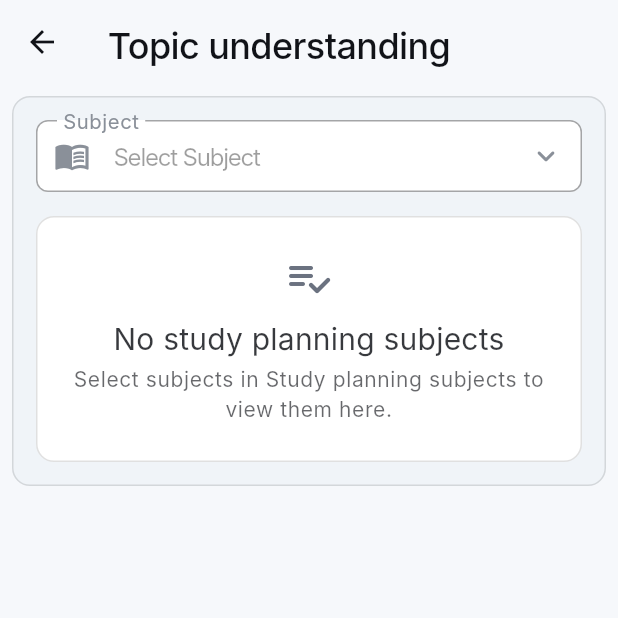
After one commit to adminmyedudigital/me-mobile, a Flutter app: the TopicUnderstandingScreen screen opened by its route, on a phone screen of 412 x 824 dp, the top half of it. The commit adds this screen. Run offline on Flutter 3.47's test engine with Material 3 defaults, Android fonts, the phone set to English and light mode, and no system bars; our stand-ins replace get, shared_preferences; accounts and stored records are empty; Roboto replaces fonts that are missing (ABC Favorit, Inter).

Commit message:
Create new UI screen for subject topics understanding

```diff
--- a/lib/controllers/app_binding.dart
+++ b/lib/controllers/app_binding.dart
@@ -18,5 +18,6 @@ class AppBinding extends Bindings {
     Get.lazyPut(FeatureAccessController.new, fenix: true);
     Get.lazyPut(AcademicSetupController.new, fenix: true);
     Get.lazyPut(ScheduleTimetableController.new, fenix: true);
+    Get.lazyPut(TopicUnderstandingController.new, fenix: true);
   }
 }
--- a/lib/controllers/controllers.dart
+++ b/lib/controllers/controllers.dart
@@ -4,6 +4,7 @@ export 'package:me_mobile/controllers/quiz_controller.dart';
 export 'package:me_mobile/controllers/auth_controller.dart';
 export 'package:me_mobile/controllers/home_controller.dart';
 export 'package:me_mobile/controllers/study_controller.dart';
+export 'package:me_mobile/controllers/schedule/schedule.dart';
 export 'package:me_mobile/controllers/api_controller_mixin.dart';
 export 'package:me_mobile/controllers/analytics_controller.dart';
 export 'package:me_mobile/controllers/dashboard_controller.dart';
@@ -11,4 +12,4 @@ export 'package:me_mobile/controllers/exam/exams_controller.dart';
 export 'package:me_mobile/controllers/flash_card_controller.dart';
 export 'package:me_mobile/controllers/feature_access_controller.dart';
 export 'package:me_mobile/controllers/academic_setup_controller.dart';
-export 'package:me_mobile/controllers/schedule/schedule.dart';
+export 'package:me_mobile/controllers/topic_understanding_controller.dart';
--- /dev/null
+++ b/lib/controllers/topic_understanding_controller.dart
@@ -0,0 +1,64 @@
+import 'package:get/get.dart';
+
+import 'package:me_mobile/models/models.dart';
+import 'package:me_mobile/controllers/study_controller.dart';
+
+class TopicUnderstandingController extends GetxController {
+  String? selectedSubjectId;
+  String? selectedTopicKey;
+  String? selectedSubTopicId;
+  String? expandedTopicKey;
+
+  StudyController get _studyController => Get.find<StudyController>();
+
+  String? get errorMessage => _studyController.errorMessage;
+
+  List<StudySubjectTopicsModel> get planningSubjects {
+    final planningSubjectIds = _studyController.selectedPlanningSubjectIds
+        .toSet();
+    return _studyController.subjects
+        .where((subject) => planningSubjectIds.contains(subject.id))
+        .toList(growable: false);
+  }
+
+  StudySubjectTopicsModel? get selectedSubject {
+    for (final subject in planningSubjects) {
+      if (subject.id == selectedSubjectId) return subject;
+    }
+    return null;
+  }
+
+  void prepare() {
+    selectedSubjectId = null;
+    selectedTopicKey = null;
+    selectedSubTopicId = null;
+    expandedTopicKey = null;
+    update();
+  }
+
+  void selectSubject(String? subjectId) {
+    selectedSubjectId =
+        planningSubjects.any((subject) => subject.id == subjectId)
+        ? subjectId
+        : null;
+    selectedTopicKey = null;
+    selectedSubTopicId = null;
+    expandedTopicKey = null;
+    update();
+  }
+
+  void setTopicExpanded(StudyTopicModel topic, bool isExpanded) {
+    expandedTopicKey = isExpanded ? topic.selectionKey : null;
+    update();
+  }
+
+  bool isTopicExpanded(StudyTopicModel topic) {
+    return expandedTopicKey == topic.selectionKey;
+  }
+
+  void selectSubTopic(StudyTopicModel topic, StudySubTopicModel subTopic) {
+    selectedTopicKey = topic.selectionKey;
+    selectedSubTopicId = subTopic.id;
+    update();
+  }
+}
--- a/lib/routes/app_routes.dart
+++ b/lib/routes/app_routes.dart
@@ -7,32 +7,34 @@ final class AppRoutes {
   static const String quiz = '/quiz';
   static const String home = '/home';
   static const String study = '/study';
-  static const String academicSetup = '/academic-setup';
-  static const String profile = '/profile';
-  static const String changeUsername = '/change-username';
-  static const String changePassword = '/change-password';
   static const String signIn = '/signin';
   static const String signUp = '/signup';
+  static const String profile = '/profile';
   static const String flashCard = '/flash-card';
   static const String examResult = '/exam-result';
   static const String dayTimetable = '/day-timetable';
+  static const String academicSetup = '/academic-setup';
+  static const String changeUsername = '/change-username';
+  static const String changePassword = '/change-password';
   static const String scheduleTimetable = '/schedule-timetable';
+  static const String topicUnderstanding = '/topic-understanding';
 
   static Map<String, WidgetBuilder> get routes {
     return {
+      study: (_) => const StudyScreen(),
       quiz: (_) => const QuizContainer(),
+      profile: (_) => const ProfileScreen(),
       home: (_) => const HomeScreenContainer(),
-      study: (_) => const StudyScreen(),
+      dayTimetable: (_) => const DayTimetable(),
+      examResult: (_) => const ExamResultScreen(),
+      signUp: (_) => const SignUpScreenContainer(),
+      signIn: (_) => const SignInScreenContainer(),
+      flashCard: (_) => const FlashCardContainer(),
       academicSetup: (_) => const AcademicSetupScreen(),
-      profile: (_) => const ProfileScreen(),
       changeUsername: (_) => const ChangeUsernameScreen(),
       changePassword: (_) => const ChangePasswordScreen(),
-      dayTimetable: (_) => const DayTimetable(),
-      examResult: (_) => const ExamResultScreen(),
-      flashCard: (_) => const FlashCardContainer(),
-      signUp: (_) => const SignUpScreenContainer(),
-      signIn: (_) => const SignInScreenContainer(),
       scheduleTimetable: (_) => const ScheduleTimetable(),
+      topicUnderstanding: (_) => const TopicUnderstandingScreen(),
     };
   }
 }
--- a/lib/screens/study/study.dart
+++ b/lib/screens/study/study.dart
@@ -4,3 +4,4 @@ export 'package:me_mobile/screens/study/study_screen_content.dart';
 export 'package:me_mobile/screens/study/study_practice_dialog.dart';
 export 'package:me_mobile/screens/study/academic_setup/academic_setup.dart';
 export 'package:me_mobile/screens/study/study_planning_subject/study_planning_subject.dart';
+export 'package:me_mobile/screens/study/topic_understanding/topic_understanding_screen.dart';
--- /dev/null
+++ b/lib/screens/study/topic_understanding/topic_empty_state.dart
@@ -0,0 +1,48 @@
+import 'package:flutter/material.dart';
+
+import 'package:me_mobile/theme/theme.dart';
+
+class TopicEmptyState extends StatelessWidget {
+  const TopicEmptyState({
+    required this.colors,
+    required this.icon,
+    required this.title,
+    required this.message,
+    super.key,
+  });
+
+  final AppColors colors;
+  final IconData icon;
+  final String title;
+  final String message;
+
+  @override
+  Widget build(BuildContext context) {
+    return Container(
+      width: double.infinity,
+      padding: const EdgeInsets.all(AppSpacing.xl),
+      decoration: BoxDecoration(
+        color: colors.surfaceCard,
+        borderRadius: AppRadius.card,
+        border: Border.all(color: colors.hairlineStrong),
+      ),
+      child: Column(
+        children: [
+          Icon(icon, color: colors.mute, size: 32),
+          const SizedBox(height: AppSpacing.md),
+          Text(
+            title,
+            style: Theme.of(context).textTheme.titleMedium,
+            textAlign: TextAlign.center,
+          ),
+          const SizedBox(height: AppSpacing.xs),
+          Text(
+            message,
+            style: Theme.of(context).textTheme.bodySmall,
+            textAlign: TextAlign.center,
+          ),
+        ],
+      ),
+    );
+  }
+}
--- /dev/null
+++ b/lib/screens/study/topic_understanding/topic_planning_subjects_empty_state.dart
@@ -0,0 +1,20 @@
+import 'package:flutter/material.dart';
+
+import 'package:me_mobile/theme/theme.dart';
+import 'package:me_mobile/screens/study/topic_understanding/topic_empty_state.dart';
+
+class TopicPlanningSubjectsEmptyState extends StatelessWidget {
+  const TopicPlanningSubjectsEmptyState({required this.colors, super.key});
+
+  final AppColors colors;
+
+  @override
+  Widget build(BuildContext context) {
+    return TopicEmptyState(
+      colors: colors,
+      icon: Icons.playlist_add_check_rounded,
+      title: 'No study planning subjects',
+      message: 'Select subjects in Study planning subjects to view them here.',
+    );
+  }
+}
--- /dev/null
+++ b/lib/screens/study/topic_understanding/topic_understanding_content.dart
@@ -0,0 +1,82 @@
+import 'package:flutter/material.dart';
+
+import 'package:me_mobile/theme/theme.dart';
+import 'package:me_mobile/widgets/widgets.dart';
+import 'package:me_mobile/controllers/topic_understanding_controller.dart';
+import 'package:me_mobile/screens/study/topic_understanding/topic_panel_list.dart';
+import 'package:me_mobile/screens/study/topic_understanding/topic_list_empty_state.dart';
+import 'package:me_mobile/screens/study/topic_understanding/topic_subject_empty_state.dart';
+import 'package:me_mobile/screens/study/topic_understanding/topic_planning_subjects_empty_state.dart';
+
+class TopicUnderstandingContent extends StatelessWidget {
+  const TopicUnderstandingContent({required this.controller, super.key});
+
+  final TopicUnderstandingController controller;
+
+  @override
+  Widget build(BuildContext context) {
+    final colors = context.colors;
+    final selectedSubject = controller.selectedSubject;
+    final planningSubjects = controller.planningSubjects;
+    final subjectOptions = planningSubjects
+        .map(
+          (subject) =>
+              MEDropdownOption(value: subject.id, label: subject.subjectLabel),
+        )
+        .toList(growable: false);
+
+    return ListView(
+      padding: const EdgeInsets.fromLTRB(
+        AppSpacing.sm,
+        AppSpacing.sm,
+        AppSpacing.sm,
+        AppSpacing.band,
+      ),
+      children: [
+        Card(
+          color: colors.surfaceElevated,
+          child: Padding(
+            padding: const EdgeInsets.all(AppSpacing.lg),
+            child: Column(
+              crossAxisAlignment: CrossAxisAlignment.start,
+              children: [
+                if (controller.errorMessage case final message?) ...[
+                  Text(
+                    message,
+                    style: Theme.of(
+                      context,
+                    ).textTheme.bodySmall?.copyWith(color: colors.accentRed),
+                  ),
+                  const SizedBox(height: AppSpacing.md),
+                ],
+                MEDropdownField<String>(
+                  items: subjectOptions,
+                  initialValue: controller.selectedSubjectId,
+                  labelText: 'Subject',
+                  hintText: 'Select Subject',
+                  prefixIcon: const Icon(Icons.menu_book_outlined),
+                  enabled: planningSubjects.isNotEmpty,
+                  onChanged: controller.selectSubject,
+                ),
+                const SizedBox(height: AppSpacing.lg),
+                if (planningSubjects.isEmpty)
+                  TopicPlanningSubjectsEmptyState(colors: colors)
+                else if (selectedSubject == null)
+                  TopicSubjectEmptyState(colors: colors)
+                else if (selectedSubject.topics.isEmpty)
+                  TopicListEmptyState(colors: colors)
+                else
+                  TopicPanelList(
+                    key: ValueKey(selectedSubject.id),
+                    controller: controller,
+                    subject: selectedSubject,
+                    colors: colors,
+                  ),
+              ],
+            ),
+          ),
+        ),
+      ],
+    );
+  }
+}
--- /dev/null
+++ b/lib/screens/study/topic_understanding/topic_understanding_screen.dart
@@ -0,0 +1,34 @@
+import 'package:get/get.dart';
+import 'package:flutter/material.dart';
+
+import 'package:me_mobile/controllers/topic_understanding_controller.dart';
+import 'package:me_mobile/screens/study/topic_understanding/topic_understanding_content.dart';
+
+class TopicUnderstandingScreen extends StatefulWidget {
+  const TopicUnderstandingScreen({super.key});
+
+  @override
+  State<TopicUnderstandingScreen> createState() =>
+      _TopicUnderstandingScreenState();
+}
+
+class _TopicUnderstandingScreenState extends State<TopicUnderstandingScreen> {
+  @override
+  void initState() {
+    super.initState();
+    Get.find<TopicUnderstandingController>().prepare();
+  }
+
+  @override
+  Widget build(BuildContext context) {
+    return Scaffold(
+      appBar: AppBar(title: const Text('Topic understanding')),
+      body: SafeArea(
+        child: GetBuilder<TopicUnderstandingController>(
+          builder: (controller) =>
+              TopicUnderstandingContent(controller: controller),
+        ),
+      ),
+    );
+  }
+}
```
Also changed, not shown: lib/screens/study/study_screen_content.dart (+1 -7 lines), lib/screens/study/topic_understanding/sub_topic_section_label.dart (added, +27 -0 lines), lib/screens/study/topic_understanding/sub_topic_tile.dart (added, +57 -0 lines), lib/screens/study/topic_understanding/topic_list_empty_state.dart (added, +20 -0 lines), lib/screens/study/topic_understanding/topic_panel_header.dart (added, +67 -0 lines), lib/screens/study/topic_understanding/topic_panel_list.dart (added, +71 -0 lines), lib/screens/study/topic_understanding/topic_progress_indicator.dart (added, +68 -0 lines), lib/screens/study/topic_understanding/topic_section_header.dart (added, +30 -0 lines), lib/screens/study/topic_understanding/topic_sub_topic_list.dart (added, +69 -0 lines), lib/screens/study/topic_understanding/topic_subject_empty_state.dart (added, +20 -0 lines).
